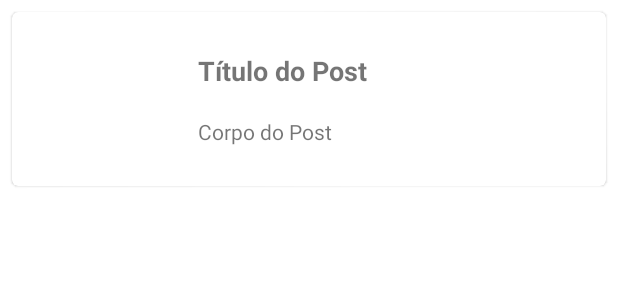
After one commit to lukesteves92/APIChallengeAndroid, an Android app: the layout posts.xml on its own in the app's theme, with its tools: preview values and no code run, on a phone screen of 412 x 824 dp. The commit adds this screen. Shown: the top 300 px of the screen. Run offline under Robolectric (Android 15) with nearby library versions, the light colour scheme and no system bars.

Commit message:
Segunda Atualização

```diff
--- a/app/build.gradle
+++ b/app/build.gradle
@@ -44,8 +44,10 @@ dependencies {
     implementation 'com.google.android.material:material:1.4.0'
     implementation 'androidx.constraintlayout:constraintlayout:2.0.4'
     testImplementation 'junit:junit:4.+'
+    implementation 'androidx.legacy:legacy-support-v4:1.0.0'
     androidTestImplementation 'androidx.test.ext:junit:1.1.3'
     androidTestImplementation 'androidx.test.espresso:espresso-core:3.4.0'
     implementation 'com.squareup.retrofit2:retrofit:2.5.0'
     implementation 'com.squareup.retrofit2:converter-gson:2.5.0'
+    implementation 'com.tbuonomo.andrui:viewpagerdotsindicator:4.1.2'
 }
--- a/app/src/main/java/com/lucasesteves/rogalabsapi/Activity/MainActivity.kt
+++ b/app/src/main/java/com/lucasesteves/rogalabsapi/Activity/MainActivity.kt
@@ -3,10 +3,11 @@ package com.lucasesteves.rogalabsapi.Activity
 import androidx.appcompat.app.AppCompatActivity
 import android.os.Bundle
 import android.widget.Toast
+import androidx.recyclerview.widget.LinearLayoutManager
 import com.lucasesteves.rogalabsapi.Endpoint.Endpoint
-import com.lucasesteves.rogalabsapi.R
+import com.lucasesteves.rogalabsapi.adapter.PostsAdapter
 import com.lucasesteves.rogalabsapi.databinding.ActivityMainBinding
-import com.lucasesteves.rogalabsapi.model.Posts
+import com.lucasesteves.rogalabsapi.model.posts
 import com.lucasesteves.rogalabsapi.utils.RetrofitInstance
 import retrofit2.Call
 import retrofit2.Callback
@@ -32,17 +33,35 @@ class MainActivity : AppCompatActivity() {
         val endpoint = retrofitClient.create(Endpoint::class.java)
         val callback = endpoint.getPosts()
 
-        callback.enqueue(object : Callback<List<Posts>> {
-            override fun onFailure(call: Call<List<Posts>>, t: Throwable) {
+        callback.enqueue(object : Callback<List<posts>> {
+            override fun onFailure(call: Call<List<posts>>, t: Throwable) {
                 Toast.makeText(baseContext, t.message, Toast.LENGTH_SHORT).show()
             }
 
-            override fun onResponse(call: Call<List<Posts>>, response: Response<List<Posts>>) {
-                response.body()?.forEach {
-                    binding?.textView?.text = title.toString().plus(it.body)
+            override fun onResponse(call: Call<List<posts>>, response: Response<List<posts>>) {
+                val postsList = listOf(response)
+
+                val postsAdapter = PostsAdapter(postsList){
+                    Toast.makeText(baseContext, "${it.title} - ${it.body}", Toast.LENGTH_SHORT).show()
+                }
+//                response.body()?.forEach {
+//                    binding?.textView?.text = it.body
+//                }
+
+                binding?.let {
+                    with(it) {
+
+                        postsRecyclerView.layoutManager = LinearLayoutManager(baseContext)
+                        postsRecyclerView.adapter = postsAdapter
+
+                    }
                 }
             }
         })
 
+
+
     }
+
+
 }
--- a/app/src/main/java/com/lucasesteves/rogalabsapi/Endpoint/Endpoint.kt
+++ b/app/src/main/java/com/lucasesteves/rogalabsapi/Endpoint/Endpoint.kt
@@ -1,6 +1,6 @@
 package com.lucasesteves.rogalabsapi.Endpoint
 
-import com.lucasesteves.rogalabsapi.model.Posts
+import com.lucasesteves.rogalabsapi.model.posts
 import retrofit2.Call
 import retrofit2.http.GET
 
@@ -8,5 +8,5 @@ import retrofit2.http.GET
 interface Endpoint {
 
     @GET("posts")
-    fun getPosts() : Call<List<Posts>>
+    fun getPosts() : Call<List<posts>>
 }
--- /dev/null
+++ b/app/src/main/java/com/lucasesteves/rogalabsapi/adapter/PostsAdapter.kt
@@ -0,0 +1,43 @@
+package com.lucasesteves.rogalabsapi.adapter
+
+import android.view.LayoutInflater
+import android.view.ViewGroup
+import androidx.recyclerview.widget.RecyclerView
+import com.lucasesteves.rogalabsapi.model.posts
+import com.lucasesteves.rogalabsapi.databinding.PostsBinding
+import retrofit2.Response
+
+class PostsAdapter(
+    private val postsList: List<posts>,
+    private val onClickListener: (posts: posts) -> Unit
+) : RecyclerView.Adapter<PostsAdapter.ViewHolder>() {
+
+    override fun onCreateViewHolder(parent: ViewGroup, viewType: Int): ViewHolder {
+        val binding = PostsBinding
+            .inflate(LayoutInflater.from(parent.context), parent, false)
+        return ViewHolder(binding)
+    }
+
+    override fun onBindViewHolder(holder: ViewHolder, position: Int) {
+        holder.bind(postsList[position], onClickListener)
+    }
+
+    override fun getItemCount() = postsList.size
+
+    class ViewHolder(
+        val binding: PostsBinding
+    ) : RecyclerView.ViewHolder(binding.root) {
+
+        fun bind(
+            posts: Response<List<posts>>,
+            onClickListener: (posts: posts) -> Unit
+        ) {
+            binding.titleAPI.text = posts.title
+            binding.bodyAPI.text = posts.body
+            binding.postsContainer.setOnClickListener {
+                onClickListener(posts)
+            }
+
+        }
+    }
+}
--- a/app/src/main/java/com/lucasesteves/rogalabsapi/model/Posts.kt
+++ b/app/src/main/java/com/lucasesteves/rogalabsapi/model/posts.kt
@@ -2,7 +2,7 @@ package com.lucasesteves.rogalabsapi.model
 
 import com.google.gson.annotations.SerializedName
 
-data class Posts(
+data class posts(
     @SerializedName("userId")
     var userId : Int,
     @SerializedName("id")
--- /dev/null
+++ b/app/src/main/res/layout/posts.xml
@@ -0,0 +1,55 @@
+<?xml version="1.0" encoding="utf-8"?>
+<com.google.android.material.card.MaterialCardView xmlns:android="http://schemas.android.com/apk/res/android"
+    xmlns:app="http://schemas.android.com/apk/res-auto"
+    xmlns:tools="http://schemas.android.com/tools"
+    android:layout_width="match_parent"
+    android:layout_height="wrap_content"
+    android:layout_margin="8dp"
+    android:id="@+id/postsContainer"
+    android:background="?selectableItemBackground">
+
+    <androidx.constraintlayout.widget.ConstraintLayout
+        android:layout_width="match_parent"
+        android:layout_height="match_parent">
+
+        <ImageView
+            android:id="@+id/fotoPerfil"
+            android:layout_width="100dp"
+            android:layout_height="100dp"
+            app:layout_constraintStart_toStartOf="parent"
+            app:layout_constraintTop_toTopOf="parent"
+            app:layout_constraintBottom_toBottomOf="parent"
+            android:layout_margin="8dp"
+            android:adjustViewBounds="true"
+            />
+
+        <TextView
+            android:id="@+id/titleAPI"
+            android:layout_width="0dp"
+            android:layout_height="wrap_content"
+            android:layout_marginStart="16dp"
+            android:layout_marginTop="16dp"
+            android:layout_marginEnd="16dp"
+            android:textSize="18sp"
+            android:textStyle="bold"
+            app:layout_constraintBottom_toTopOf="@+id/bodyAPI"
+            app:layout_constraintEnd_toEndOf="parent"
+            app:layout_constraintStart_toEndOf="@+id/fotoPerfil"
+            app:layout_constraintTop_toTopOf="parent"
+            tools:text="Título do Post" />
+
+        <TextView
+            android:id="@+id/bodyAPI"
+            android:layout_width="0dp"
+            android:layout_height="wrap_content"
+            android:layout_marginTop="8dp"
+            android:layout_marginBottom="16dp"
+            app:layout_constraintBottom_toBottomOf="parent"
+            app:layout_constraintEnd_toEndOf="@+id/titleAPI"
+            app:layout_constraintStart_toStartOf="@+id/titleAPI"
+            app:layout_constraintTop_toBottomOf="@+id/titleAPI"
+            app:layout_constraintVertical_bias="1.0"
+            tools:text="Corpo do Post" />
+    </androidx.constraintlayout.widget.ConstraintLayout>
+
+</com.google.android.material.card.MaterialCardView>
```
Also changed, not shown: app/src/main/res/layout/activity_main.xml (+9 -7 lines).
